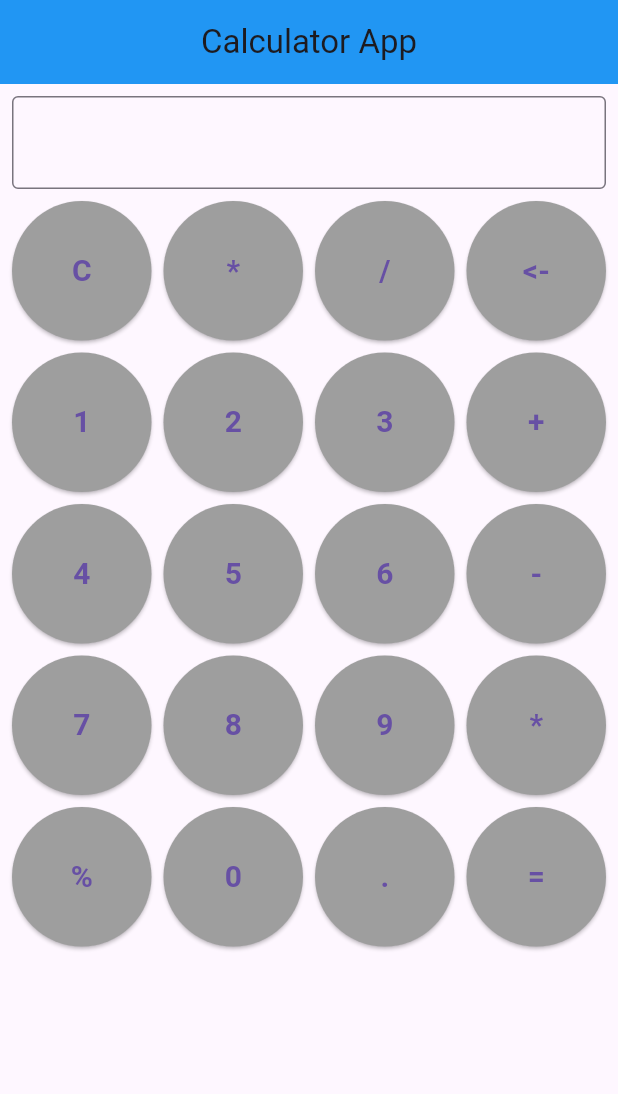
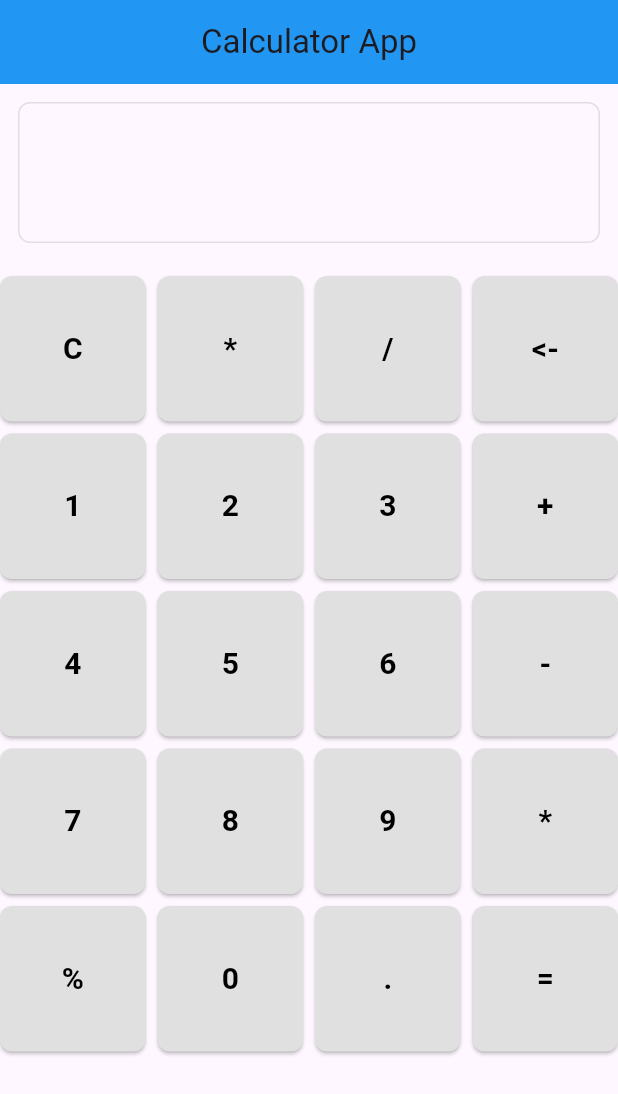
Before and after one commit to RijanPrajapati1/mobile_calculator, a Flutter app: the screen it shows after launch, on a phone screen of 412 x 824 dp. Shown: the top 1094 px of the screen. Run offline on Flutter 3.47's test engine with Material 3 defaults, Android fonts, the phone set to English and light mode, and no system bars.

Commit message:
calculator created completely

```diff
--- a/lib/main.dart
+++ b/lib/main.dart
@@ -1,10 +1,6 @@
 import 'package:flutter/material.dart';
 import 'package:mobile_calculator/app.dart';
 
-// final
-// const
-
-// HOT RELOAD
 void main() {
   runApp(
     const MyApp(),
--- a/lib/view/calculator_view.dart
+++ b/lib/view/calculator_view.dart
@@ -1,15 +1,115 @@
 import 'package:flutter/material.dart';
+
+void main() => runApp(const CalculatorApp());
+
+class CalculatorApp extends StatelessWidget {
+  const CalculatorApp({super.key});
+
+  @override
+  Widget build(BuildContext context) {
+    return MaterialApp(
+      debugShowCheckedModeBanner: false,
+      title: 'Calculator App',
+      theme: ThemeData(primarySwatch: Colors.blue),
+      home: const CalculatorView(),
+    );
+  }
+}
 
 class CalculatorView extends StatefulWidget {
   const CalculatorView({super.key});
 
   @override
-  State<CalculatorView> createState() => _CalculatorViewState();
+  // ignore: library_private_types_in_public_api
+  _CalculatorViewState createState() => _CalculatorViewState();
 }
 
 class _CalculatorViewState extends State<CalculatorView> {
-  final _textController = TextEditingController();
-  List<String> lstSymbols = [
+  final TextEditingController _controller =
+      TextEditingController(); // Single controller for input and output
+  double _num1 = 0; // First number
+  double _num2 = 0; // Second number
+  String _operator = ""; // The operator (+, -, *, /)
+  bool _isNewCalculation =
+      false; // Flag to check if a new calculation has been performed
+
+  // Function to handle button presses
+  void _buttonPressed(String value) {
+    setState(() {
+      // Clear button
+      if (value == "C") {
+        _controller.text = "0";
+        _num1 = 0;
+        _num2 = 0;
+        _operator = "";
+        _isNewCalculation = false;
+      }
+      // Backspace button
+      else if (value == "<-") {
+        if (_controller.text.isNotEmpty) {
+          _controller.text =
+              _controller.text.substring(0, _controller.text.length - 1);
+          if (_controller.text.isEmpty) {
+            _controller.text = "0";
+          }
+        }
+      }
+      // Operator buttons (+, -, *, /)
+      else if (value == "+" || value == "-" || value == "*" || value == "/") {
+        if (_controller.text.isNotEmpty && _controller.text != "0") {
+          _num1 = double.parse(_controller.text);
+          _operator = value;
+          _controller.text = "0";
+          _isNewCalculation = false; // Prepare for next number
+        }
+      }
+      // Equal button
+      else if (value == "=") {
+        if (_operator.isNotEmpty && _controller.text.isNotEmpty) {
+          _num2 = double.parse(_controller.text);
+
+          switch (_operator) {
+            case "+":
+              _controller.text = (_num1 + _num2).toString();
+              break;
+            case "-":
+              _controller.text = (_num1 - _num2).toString();
+              break;
+            case "*":
+              _controller.text = (_num1 * _num2).toString();
+              break;
+            case "/":
+              _controller.text =
+                  _num2 != 0 ? (_num1 / _num2).toString() : "Error";
+              break;
+          }
+
+          // After calculating, the next number entered will be considered as the start of a new operation.
+          _num1 = 0;
+          _num2 = 0;
+          _operator = "";
+          _isNewCalculation =
+              true; // Flag to indicate that a new calculation should start
+        }
+      }
+      // Other buttons (numbers, dot, etc.)
+      else {
+        if (_controller.text == "0" || _isNewCalculation) {
+          _controller.text =
+              value; // Reset the display if it's a new calculation
+          _isNewCalculation =
+              false; // Reset the flag after entering the new number
+        } else {
+          _controller.text += value; // Append the value to the current input
+        }
+      }
+    });
+  }
+
+  @override
+  Widget build(BuildContext context) {
+    // Calculator buttons
+    final List<String> buttons = [
       "C",
       "*",
       "/",
@@ -32,70 +132,73 @@ class _CalculatorViewState extends State<CalculatorView> {
       "=",
     ];
 
-  final _key = GlobalKey<FormState>();
-  int first = 0;
-  int second = 0;
-  String operation = "";
-
-  @override
-  Widget build(BuildContext context) {
     return Scaffold(
       appBar: AppBar(
-        title: const Center(child: Text('Calculator App')),
+        title: const Text("Calculator App"),
+        centerTitle: true,
         backgroundColor: Colors.blue,
       ),
-      body: Padding(
-        padding: const EdgeInsets.all(8.0),
-        child: Form(
-          key: _key,
-          child: Column(
+      body: Column(
         children: [
-              TextFormField(
-                textDirection: TextDirection.rtl,
-                controller: _textController,
-                decoration: const InputDecoration(
-                  border: OutlineInputBorder(),
-                ),
+          // Display area (using controller)
+          Container(
+            padding: const EdgeInsets.all(12.0),
+            alignment: Alignment.centerRight,
+            child: TextField(
+              controller: _controller,
+              enabled: false,
               style: const TextStyle(
-                  fontSize: 20,
+                  fontSize: 36.0,
                   fontWeight: FontWeight.bold,
+                  color: Colors.black),
+              textAlign: TextAlign.right,
+              decoration: InputDecoration(
+                border: OutlineInputBorder(
+                  // Adds a border to the TextField
+                  borderRadius: BorderRadius.circular(8.0),
+                  borderSide: const BorderSide(
+                    color: Colors.blue, // Border color
+                    width: 2.0, // Border width
                   ),
                 ),
-              const SizedBox(
-                height: 8,
+                contentPadding: const EdgeInsets.symmetric(
+                    horizontal: 10.0, vertical: 20.0),
               ),
+            ),
+          ),
+          const SizedBox(height: 10),
+          // Buttons grid
           Expanded(
-                child: GridView.builder(
-                  gridDelegate: const SliverGridDelegateWithFixedCrossAxisCount(
-                    crossAxisCount: 4,
+            child: GridView.count(
+              crossAxisCount: 4, // 4 buttons per row
               crossAxisSpacing: 8.0,
               mainAxisSpacing: 8.0,
-                  ),
-                  itemCount: lstSymbols.length,
-                  itemBuilder: (context, index) {
+              children: buttons.map((String button) {
                 return ElevatedButton(
                   style: ElevatedButton.styleFrom(
-                        backgroundColor: Colors.grey,
+                    padding: const EdgeInsets.all(20.0),
+                    backgroundColor: Colors.grey[300],
+                    foregroundColor: Colors.black,
+                    shape: RoundedRectangleBorder(
+                      borderRadius: BorderRadius.circular(8),
                     ),
-                      onPressed: () {},
+                  ),
+                  onPressed: () {
+                    _buttonPressed(button);
+                  },
                   child: Text(
-                        lstSymbols[index],
+                    button,
                     style: const TextStyle(
                       fontSize: 20,
                       fontWeight: FontWeight.bold,
                     ),
                   ),
                 );
-                  },
+              }).toList(),
             ),
           ),
         ],
       ),
-        ),
-      ),
     );
   }
 }
-
-
-//3 variable-first second operator-after pressing operator go to first variable
```
Lines whose indentation alone changed are shown as unchanged.
